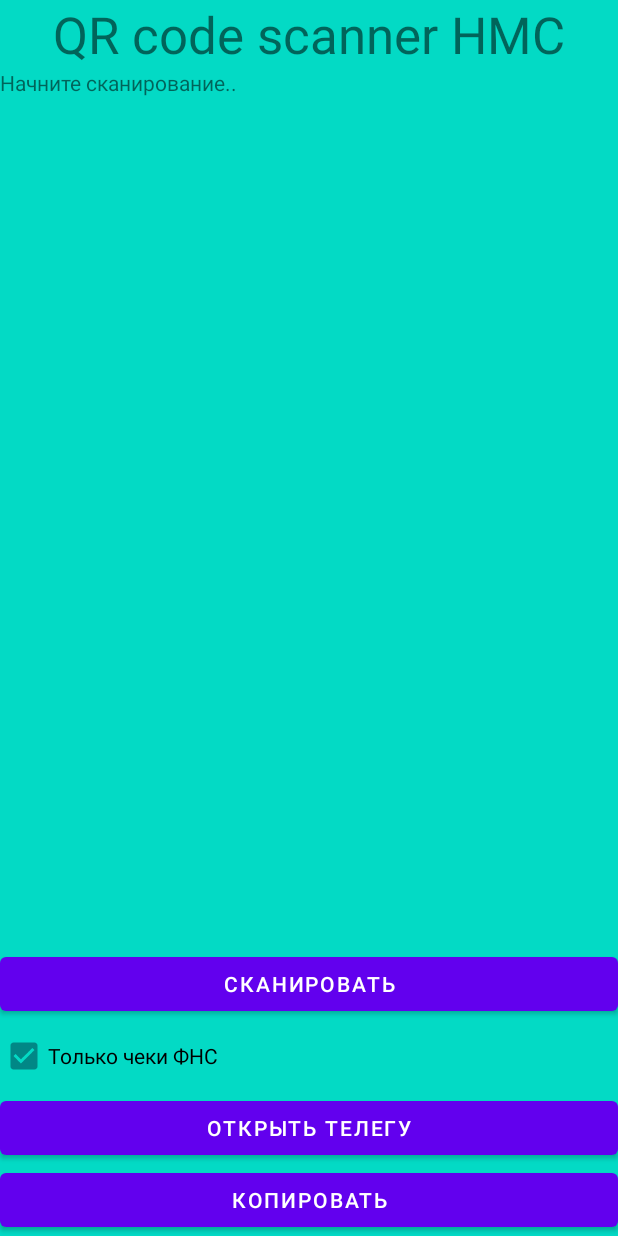
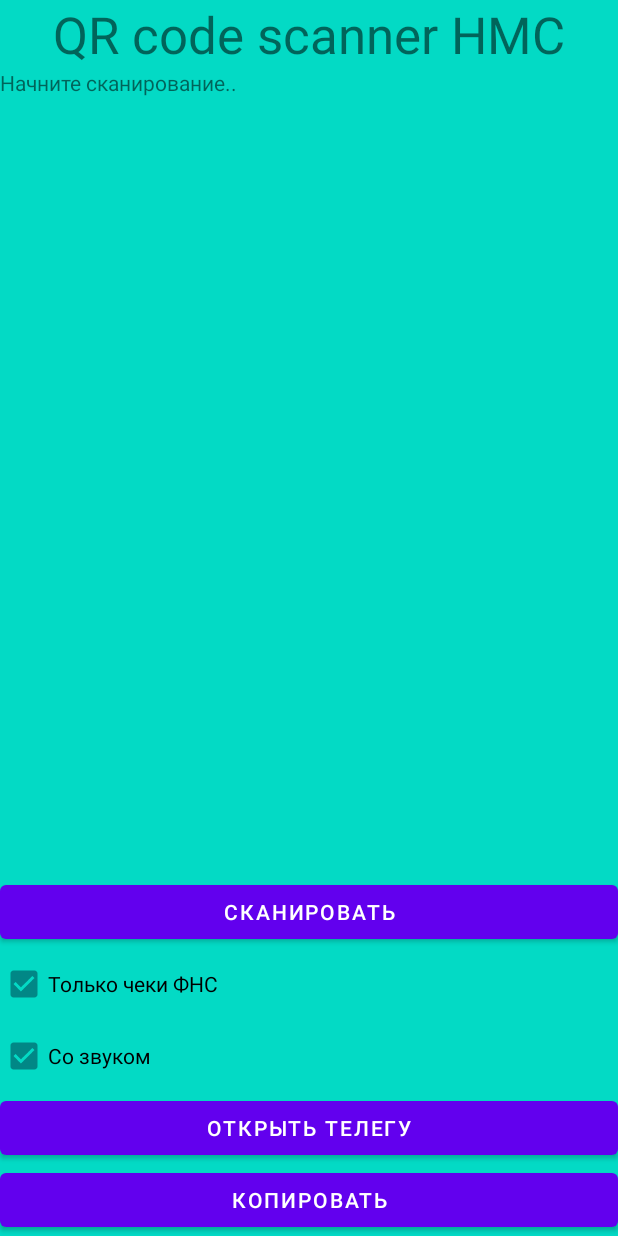
Before and after one commit to koshi8bit/android-hmc, an Android app: the screen it shows after launch (MainActivity), on a phone screen of 412 x 824 dp. Run offline under Robolectric (Android 15) with nearby library versions, the phone set to English and light mode, and no system bars.

Commit message:
no sound

```diff
--- a/app/src/main/java/com/koshi8bit/hmc/ContinuousCaptureActivity.java
+++ b/app/src/main/java/com/koshi8bit/hmc/ContinuousCaptureActivity.java
@@ -45,6 +45,7 @@ public class ContinuousCaptureActivity extends Activity {
     private ImageView imageView;
     private ArrayList<String> list;
     private boolean only_receipt_format = true;
+    private boolean with_sound = true;
     MediaPlayer myMediaPlayer;
     Vibrator v;
 
@@ -70,7 +71,9 @@ public class ContinuousCaptureActivity extends Activity {
 
 //            beepManager.playBeepSoundAndVibrate();
 //            myMediaPlayer.stop();
-            myMediaPlayer.start();
+            if (with_sound) {
+                myMediaPlayer.start();
+            }
             v.vibrate(VibrationEffect.createOneShot(300, VibrationEffect.DEFAULT_AMPLITUDE));
             list.add(res);
 
@@ -95,6 +98,7 @@ public class ContinuousCaptureActivity extends Activity {
 
         Intent indent = getIntent();
         only_receipt_format = indent.getBooleanExtra("only_receipt_format", true);
+        with_sound = indent.getBooleanExtra("with_sound", true);
 
         setContentView(R.layout.continuous_scan);
 
--- a/app/src/main/java/com/koshi8bit/hmc/MainActivity.kt
+++ b/app/src/main/java/com/koshi8bit/hmc/MainActivity.kt
@@ -17,6 +17,7 @@ class MainActivity : AppCompatActivity() {
 
     private var textView_qrs: TextView? = null
     private var only_receipt_format: CheckBox? = null
+    private var with_sound: CheckBox? = null
     val QR_SCAN_INDENT = 10
 
 
@@ -26,12 +27,14 @@ class MainActivity : AppCompatActivity() {
 
         textView_qrs = findViewById(R.id.textView_qrs)
         only_receipt_format = findViewById(R.id.only_receipt_format)
+        with_sound = findViewById(R.id.with_sound)
     }
 
     fun onButtonClick(view: View?) {
         // barcodeLauncher.launch(ScanOptions())
         val intent = Intent(this, ContinuousCaptureActivity::class.java)
         intent.putExtra("only_receipt_format", only_receipt_format?.isChecked)
+        intent.putExtra("with_sound", with_sound?.isChecked)
         startActivityForResult(intent, QR_SCAN_INDENT)
     }
 
--- a/app/src/main/res/layout/activity_main.xml
+++ b/app/src/main/res/layout/activity_main.xml
@@ -40,6 +40,13 @@
             android:checked="true"
             android:text="@string/only_receipt_format" />
 
+        <CheckBox
+            android:id="@+id/with_sound"
+            android:layout_width="match_parent"
+            android:layout_height="wrap_content"
+            android:checked="true"
+            android:text="@string/with_sound" />
+
         <Button
             android:id="@+id/buttonSendTg"
             android:layout_width="match_parent"
--- a/app/src/main/res/values/strings.xml
+++ b/app/src/main/res/values/strings.xml
@@ -10,4 +10,5 @@
     <string name="ready">Готово</string>
     <string name="only_receipt_format">Только чеки ФНС</string>
     <string name="open_tg">Открыть телегу</string>
+    <string name="with_sound">Со звуком</string>
 </resources>
```
